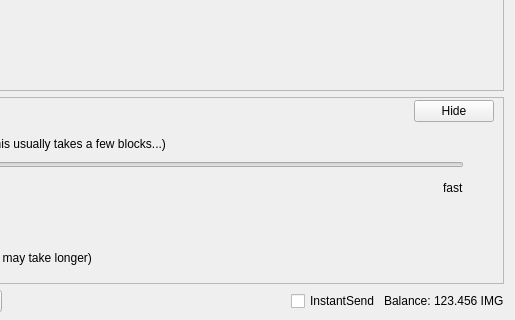
Old version of the form src/qt/forms/chatdialog.ui in the repository mceme/ImageCoin; both pictures show x 335 to 850 and y 206 to 526 of the 850 by 526 pixel window.
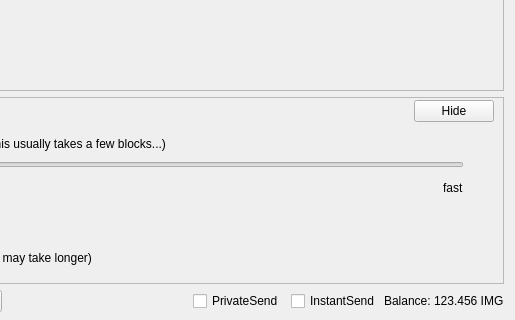
New version of the form. Custom widgets are drawn as their Qt base class.

```diff
--- a/src/qt/forms/chatdialog.ui
+++ b/src/qt/forms/chatdialog.ui
@@ -737,6 +737,22 @@
        <property name="spacing">
         <number>3</number>
        </property>
+        <item>
+        <widget class="QCheckBox" name="checkUsePrivateSend">
+         <property name="minimumSize">
+          <size>
+           <width>95</width>
+           <height>0</height>
+          </size>
+         </property>
+         <property name="text">
+          <string>PrivateSend</string>
+         </property>
+         <property name="checked">
+          <bool>false</bool>
+         </property>
+        </widget>
+       </item>
        <item>
         <widget class="QCheckBox" name="checkUseInstantSend">
          <property name="enabled">
```
